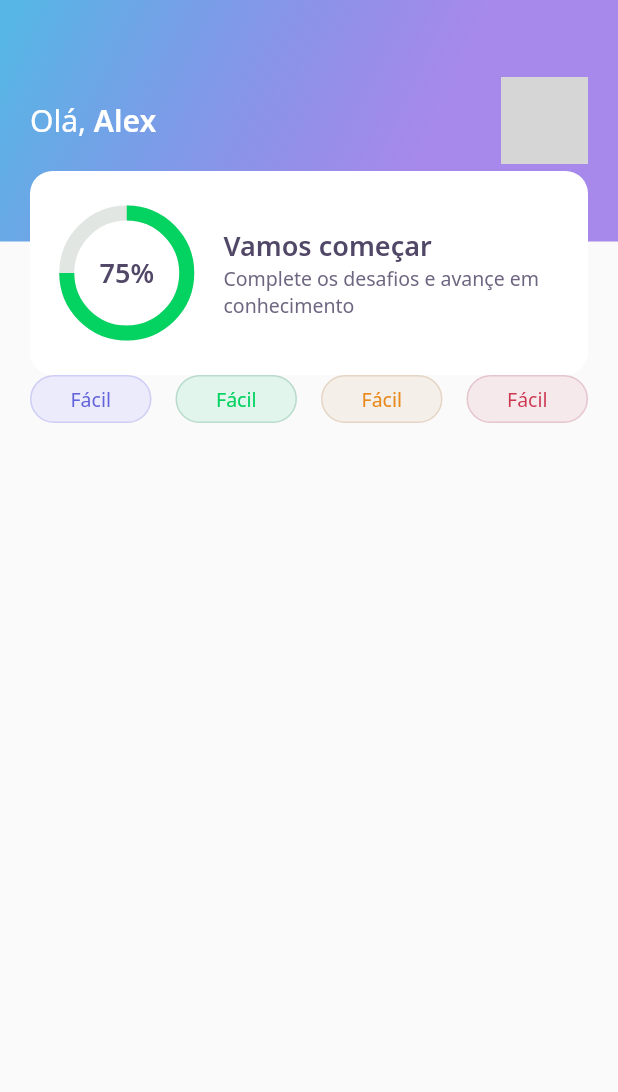
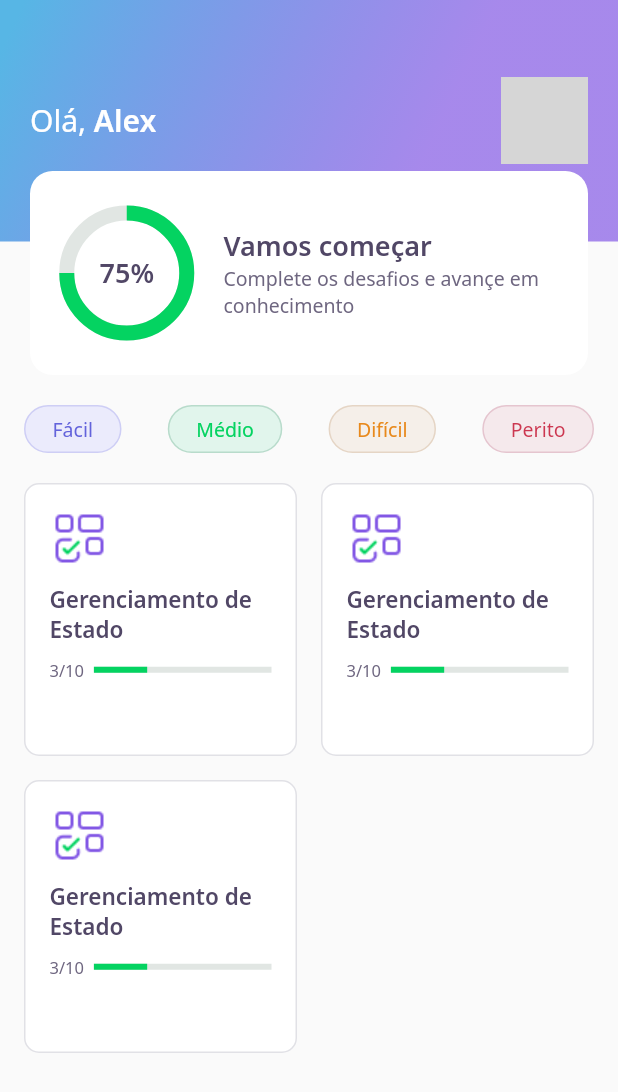
Before and after one commit to Alexz96/dev_quiz, a Flutter app: the screen it shows after launch, on a phone screen of 412 x 824 dp. Shown: the top 1092 px of the screen. Run offline on Flutter 3.47's test engine with Material 2 defaults, Android fonts, the phone set to English and light mode, and no system bars; our stand-ins replace google_fonts; network calls fail; grey boxes are pictures that could not be loaded.

Commit message:
Criação Quiz Card Widget
Efetuado a criação do Quiz Card Widget, levemente compacta, fazendo assim caber perfeitamente na tela do S9.

```diff
--- a/lib/home/home_page.dart
+++ b/lib/home/home_page.dart
@@ -1,5 +1,6 @@
 import 'package:dev_quiz/home/widgets/appbar/app_bar_widget.dart';
 import 'package:dev_quiz/home/widgets/level_button/level_button_widget.dart';
+import 'package:dev_quiz/home/widgets/quiz_card/quiz_card_widget.dart';
 import 'package:flutter/material.dart';
 
 class HomePage extends StatefulWidget {
@@ -15,8 +16,13 @@ class _HomePageState extends State<HomePage> {
     return Scaffold(
       appBar: AppBarWidget(),
       body: Padding(
-        padding: const EdgeInsets.symmetric(horizontal: 20),
-        child: Row(
+        padding: const EdgeInsets.symmetric(horizontal: 16),
+        child: Column(
+          children: [
+            SizedBox(
+              height: 20,
+            ),
+            Row(
               mainAxisAlignment: MainAxisAlignment.spaceBetween,
               children: [
                 LevelButtonWidget(
@@ -33,6 +39,23 @@ class _HomePageState extends State<HomePage> {
                 ),
               ],
             ),
+            SizedBox(
+              height: 20,
+            ),
+            Expanded(
+              child: GridView.count(
+                crossAxisSpacing: 16,
+                mainAxisSpacing: 16,
+                crossAxisCount: 2,
+                children: [
+                  QuizCardWidget(),
+                  QuizCardWidget(),
+                  QuizCardWidget(),
+                ],
+              ),
+            ),
+          ],
+        ),
       ),
     );
   }
--- a/lib/home/widgets/level_button/level_button_widget.dart
+++ b/lib/home/widgets/level_button/level_button_widget.dart
@@ -44,8 +44,8 @@ class LevelButtonWidget extends StatelessWidget {
         borderRadius: BorderRadius.circular(28),
       ),
       child: Padding(
-        padding: const EdgeInsets.symmetric(horizontal: 26, vertical: 6),
-        child: Text("Fácil", //label
+        padding: const EdgeInsets.symmetric(horizontal: 18, vertical: 6),
+        child: Text(label, //label
             style: GoogleFonts.notoSans(color: fontColor, fontSize: 13)),
       ),
     );
--- /dev/null
+++ b/lib/home/widgets/quiz_card/quiz_card_widget.dart
@@ -0,0 +1,59 @@
+import 'package:dev_quiz/core/app_colors.dart';
+import 'package:dev_quiz/core/app_images.dart';
+import 'package:dev_quiz/core/app_text_styles.dart';
+import 'package:flutter/material.dart';
+
+class QuizCardWidget extends StatelessWidget {
+  const QuizCardWidget({Key? key}) : super(key: key);
+
+  @override
+  Widget build(BuildContext context) {
+    return Container(
+      padding: EdgeInsets.all(16),
+      decoration: BoxDecoration(
+          border: Border.fromBorderSide(BorderSide(color: AppColors.border)),
+          color: AppColors.white,
+          borderRadius: BorderRadius.circular(10)),
+      child: Column(
+        crossAxisAlignment: CrossAxisAlignment.start,
+        children: [
+          Container(
+            height: 40,
+            width: 40,
+            child: Image.asset(AppImages.blocks),
+          ),
+          SizedBox(
+            height: 10,
+          ),
+          Text(
+            "Gerenciamento de Estado",
+            style: AppTextStyles.heading15,
+          ),
+          SizedBox(
+            height: 10,
+          ),
+          Row(
+            children: [
+              Expanded(
+                flex: 1,
+                child: Text(
+                  "3/10",
+                  style: AppTextStyles.body11,
+                ),
+              ),
+              Expanded(
+                flex: 4,
+                child: LinearProgressIndicator(
+                  value: 0.3,
+                  backgroundColor: AppColors.chartSecondary,
+                  valueColor:
+                      AlwaysStoppedAnimation<Color>(AppColors.chartPrimary),
+                ),
+              )
+            ],
+          )
+        ],
+      ),
+    );
+  }
+}
```
Also changed, not shown: pubspec.lock. Lines whose indentation alone changed are shown as unchanged.
